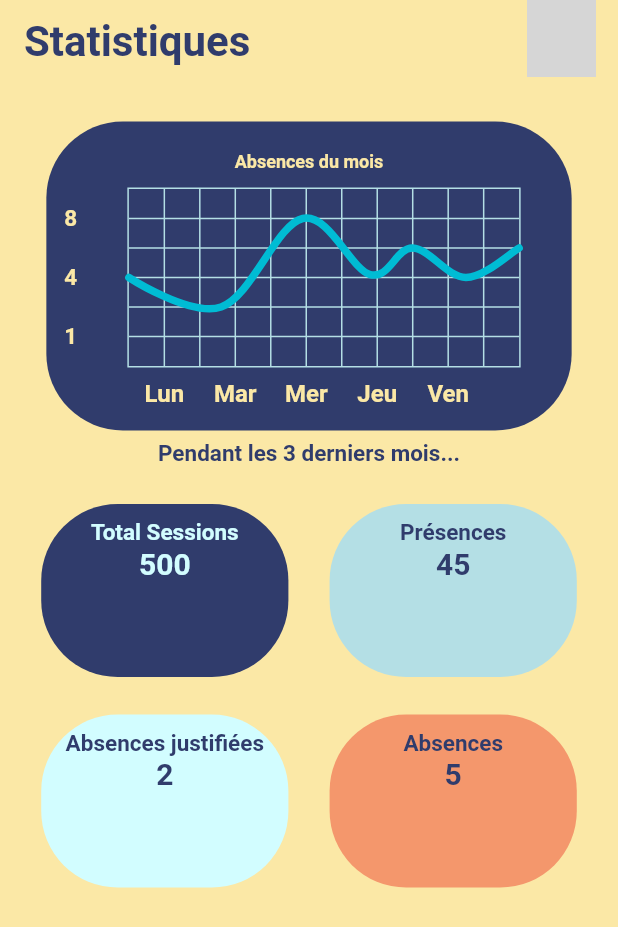
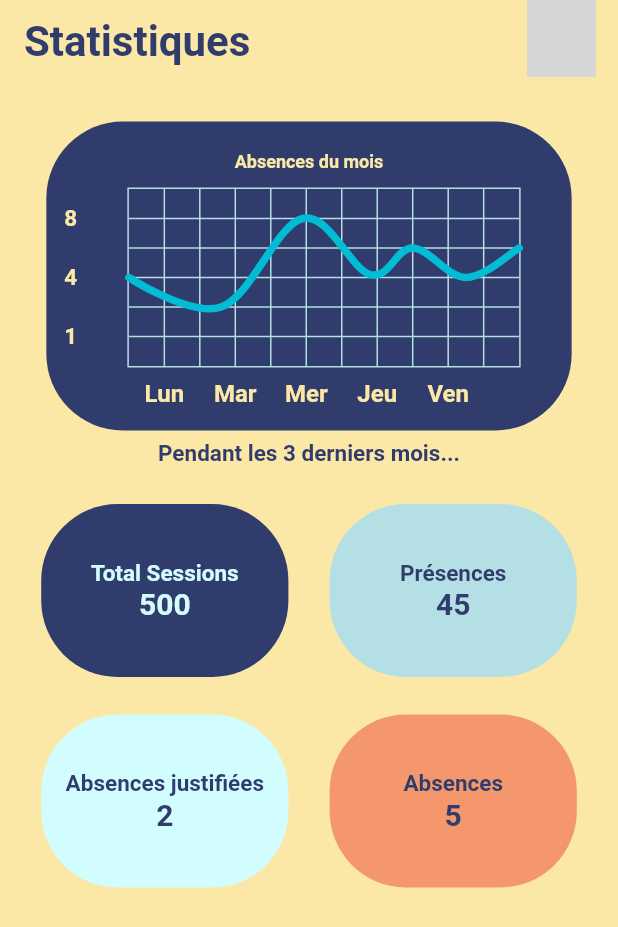
Before and after one commit to Necrelox/AR-U-Here, a Flutter app: the screen it shows after launch, after a tap on "Démarrer", on a phone screen of 412 x 824 dp. Shown: the top 927 px of the screen. Run offline on Flutter 3.47's test engine with Material 2 defaults, Android fonts, the phone set to English and light mode, and no system bars; drawn by our look-alikes of fl_chart; our stand-ins replace font_awesome_flutter, google_fonts, table_calendar; grey boxes are pictures that could not be loaded.

Commit message:
Center info in card

```diff
--- a/App/lib/administrator/statistiquePage.dart
+++ b/App/lib/administrator/statistiquePage.dart
@@ -250,7 +250,7 @@ return(
                     color: Color(0xFF303C6C),
                   ),
                   child: Column(
-                    mainAxisAlignment: MainAxisAlignment.start,
+                    mainAxisAlignment: MainAxisAlignment.center,
                     children: <Widget>[
                       Align(
                         alignment: Alignment.center,
@@ -287,7 +287,7 @@ return(
                     color: Color(0xFFB4DFE5),
                   ),
                   child: Column(
-                    mainAxisAlignment: MainAxisAlignment.start,
+                    mainAxisAlignment: MainAxisAlignment.center,
                     children: <Widget>[
                       RichText(
                         textAlign: TextAlign.center,
@@ -345,7 +345,7 @@ return(
                     color: Color(0xFFD2FDFF),
                   ),
                   child: Column(
-                    mainAxisAlignment: MainAxisAlignment.start,
+                    mainAxisAlignment: MainAxisAlignment.center,
                     children: <Widget>[
                       RichText(
                         textAlign: TextAlign.center,
@@ -378,7 +378,7 @@ return(
                     color: Color(0xFFF4976C),
                   ),
                   child: Column(
-                    mainAxisAlignment: MainAxisAlignment.start,
+                    mainAxisAlignment: MainAxisAlignment.center,
                     children: <Widget>[
                       RichText(
                         textAlign: TextAlign.center,
```
